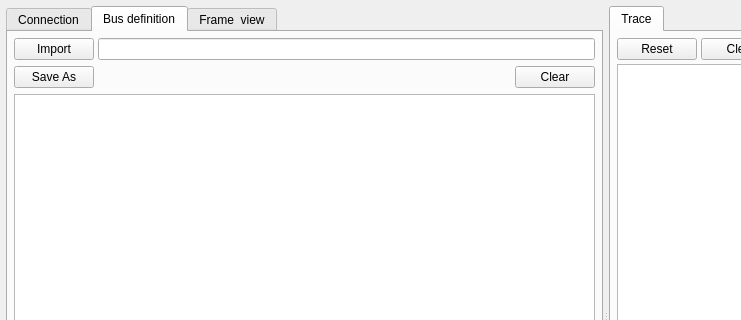
Above: ui/mainwindow.ui from mwkpe/tincan before the change; both pictures show x 0 to 741 and y 0 to 320 of the 1200 by 640 pixel window. Below: the same form after it.
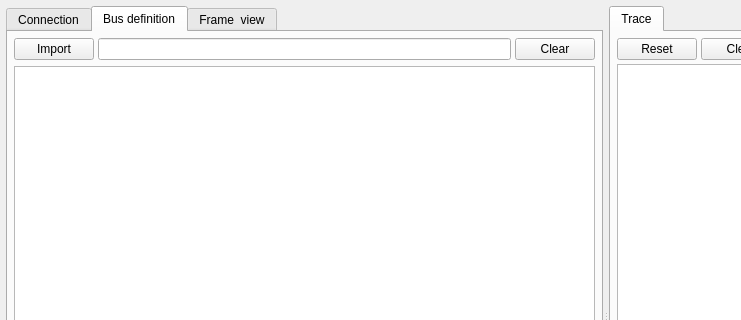
That is the form after the change. The open tabs and pages were chosen to show the change.

```diff
--- a/ui/mainwindow.ui
+++ b/ui/mainwindow.ui
@@ -332,33 +332,6 @@
              </property>
             </widget>
            </item>
-          </layout>
-         </item>
-         <item>
-          <layout class="QHBoxLayout" name="horizontalLayout_7">
-           <property name="spacing">
-            <number>4</number>
-           </property>
-           <item>
-            <widget class="QPushButton" name="pushSaveAsBusDef">
-             <property name="text">
-              <string>Save As</string>
-             </property>
-            </widget>
-           </item>
-           <item>
-            <spacer name="horizontalSpacer_2">
-             <property name="orientation">
-              <enum>Qt::Horizontal</enum>
-             </property>
-             <property name="sizeHint" stdset="0">
-              <size>
-               <width>40</width>
-               <height>20</height>
-              </size>
-             </property>
-            </spacer>
-           </item>
            <item>
             <widget class="QPushButton" name="pushClearBusDef">
              <property name="text">
@@ -369,7 +342,11 @@
           </layout>
          </item>
          <item>
-          <widget class="QTreeView" name="treeViewBusDef"/>
+          <widget class="QTreeView" name="treeViewBusDef">
+           <property name="contextMenuPolicy">
+            <enum>Qt::CustomContextMenu</enum>
+           </property>
+          </widget>
          </item>
         </layout>
        </widget>
```
Left out of the diff: 9 changed lines with no effect on the pictures.
